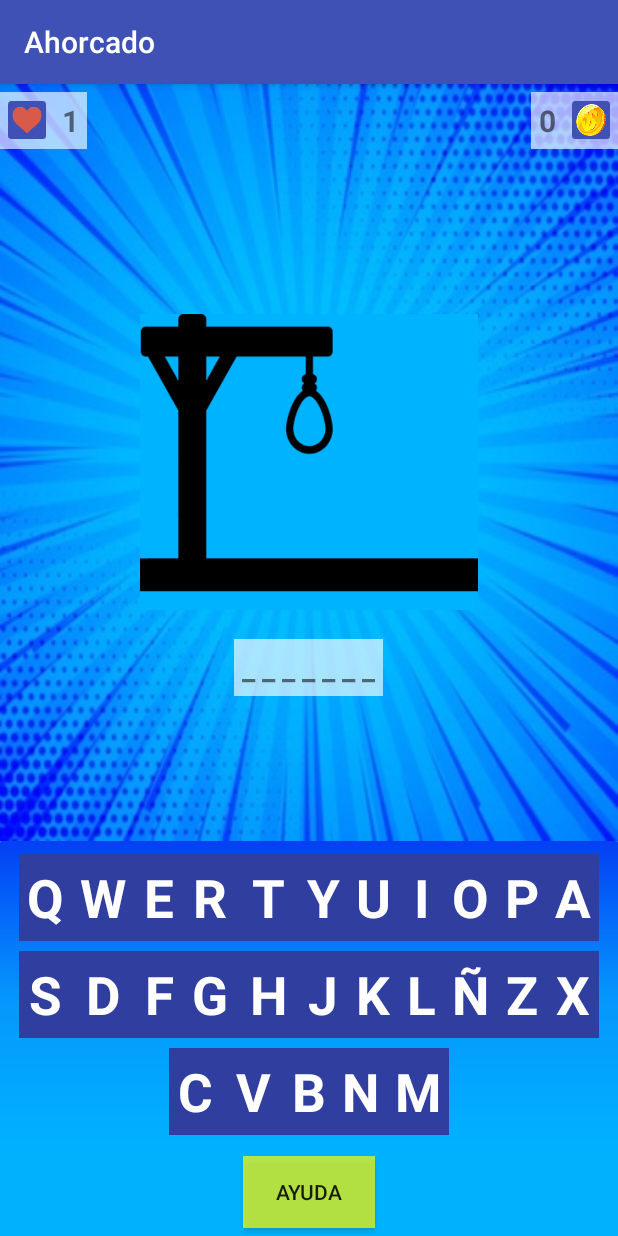
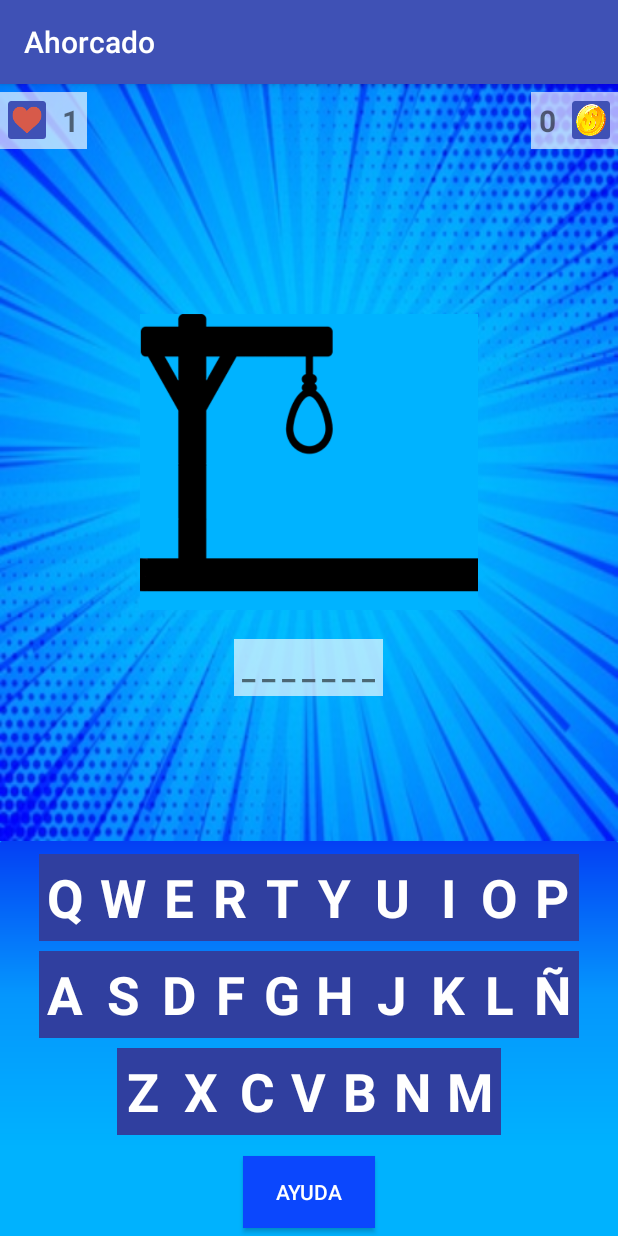
Before and after one commit to PedroJSL/Ahorcado, an Android app: the screen it shows after launch (MainActivity), on a phone screen of 412 x 824 dp. Run offline under Robolectric (Android 15) with nearby library versions, the light colour scheme and no system bars.

Commit message:
Logica casi terminada, layout casi terminado

```diff
--- a/app/src/main/java/com/example/pedro/ahorcado/Biblioteca.java
+++ b/app/src/main/java/com/example/pedro/ahorcado/Biblioteca.java
@@ -10,7 +10,7 @@ import java.util.Iterator;
 public class Biblioteca {
     private static final String[] palabrasString = {"ANDROID"};
     private static final String[] pista = {""};
-    private ArrayList<Palabra> palabras;
+    ArrayList<Palabra> palabras;
 
     public Biblioteca(){
         palabras = new ArrayList<>();
--- a/app/src/main/java/com/example/pedro/ahorcado/MainActivity.java
+++ b/app/src/main/java/com/example/pedro/ahorcado/MainActivity.java
@@ -1,69 +1,82 @@
 package com.example.pedro.ahorcado;
 
+import android.os.Bundle;
 import android.support.v7.app.AppCompatActivity;
-import android.os.Bundle;
 import android.view.Gravity;
 import android.view.View;
+import android.widget.Button;
 import android.widget.ImageView;
 import android.widget.TableLayout;
 import android.widget.TableRow;
 import android.widget.TextView;
 
-public class MainActivity extends AppCompatActivity {
+public class MainActivity extends AppCompatActivity implements View.OnClickListener {
 
-private static final String[] letrasESP = {"Q","W","E","R","T","Y","U","I","O","P","A","S","D","F","G","H","J","K","L","Ñ","Z","X","C","V","B","N","M"};
-TableLayout teclado;
-TextView tvPalabraOculta, tvPuntos;
-ImageView img;
-MotorJuego mj;
+    private static final String[] letrasESP = {"Q", "W", "E", "R", "T", "Y", "U", "I", "O", "P", "A", "S", "D", "F", "G", "H", "J", "K", "L", "Ñ", "Z", "X", "C", "V", "B", "N", "M"};
+    TableLayout teclado;
+    TextView tvVidas;
+    TextView tvPalabraOculta, tvPuntos;
+    ImageView img;
+    MotorJuego mj;
+    Button bAyuda, bSiguientePalabra, bNuevaPartida;
 
     @Override
     protected void onCreate(Bundle savedInstanceState) {
         super.onCreate(savedInstanceState);
         setContentView(R.layout.activity_main);
+
         teclado = findViewById(R.id.teclado);
-        img = findViewById(R.id.horca);
-        tvPuntos = findViewById(R.id.score);
+        img = findViewById(R.id.imgHorca);
+        tvPuntos = findViewById(R.id.tvPuntuacion);
+        tvVidas = findViewById(R.id.tvVidas);
+        tvPalabraOculta = findViewById(R.id.tvPalabraOculta);
+        bAyuda = findViewById(R.id.bAyuda);
+        bAyuda.setOnClickListener(this);
+        bSiguientePalabra = findViewById(R.id.bSiguientePalabra);
+        bSiguientePalabra.setOnClickListener(this);
+        bNuevaPartida = findViewById(R.id.bNuevaPartida);
+        bNuevaPartida.setOnClickListener(this);
+
         crearTeclado();
-        tvPalabraOculta = findViewById(R.id.palabraOculta);
-        mj = new MotorJuego(img,tvPalabraOculta,tvPuntos);
+
+        mj = new MotorJuego(this);
         mj.mostrarPalabraOculta();
     }
 
-    public void pulsarLetra(View v){
+    public void pulsarLetra(View v) {
         TextView aux = (TextView) v;
-        if(aux.getCurrentTextColor()==getResources().getColor(R.color.colorAccent)&&mj.partidaEnCurso) {
+        if (aux.getCurrentTextColor() == getResources().getColor(R.color.colorAccent) && mj.partidaEnCurso) {
             if (mj.descubrirPalabra(aux.getText().toString())) {
                 aux.setTextColor(getResources().getColor(R.color.acierto));
                 mj.mostrarPalabraOculta();
             } else {
-                mj.errores++;
                 mj.setImagen();
                 aux.setTextColor(getResources().getColor(R.color.error));
             }
         }
+
     }
 
-    private void crearTeclado(){
+    private void crearTeclado() {
         TableRow fila = null;
         TextView bLetra;
-        int tvFila = 10;
+        int tvFila = 9;
         int cont = 0;
         int contLetra = 0;
-        while (contLetra< letrasESP.length) {
-            if(cont==0){
+        while (contLetra < letrasESP.length) {
+            if (cont == 0) {
                 fila = new TableRow(this);
                 fila.setGravity(Gravity.CENTER);
-                fila.setLayoutParams(new TableLayout.LayoutParams(TableLayout.LayoutParams.MATCH_PARENT,TableLayout.LayoutParams.MATCH_PARENT));
-                fila.setPadding(5,5,5,5);
+                fila.setLayoutParams(new TableLayout.LayoutParams(TableLayout.LayoutParams.MATCH_PARENT, TableLayout.LayoutParams.MATCH_PARENT));
+                fila.setPadding(5, 5, 5, 5);
                 cont++;
-            }else if(cont>0&&cont<tvFila+2){
-                bLetra = (TextView)getLayoutInflater().inflate(R.layout.textview_abecedario,null);
+            } else if (cont > 0 && cont < (tvFila + 2)) {
+                bLetra = (TextView) getLayoutInflater().inflate(R.layout.textview_abecedario, null);
                 bLetra.setText(letrasESP[contLetra]);
                 fila.addView(bLetra);
                 contLetra++;
                 cont++;
-            }else{
+            } else {
                 teclado.addView(fila);
                 cont = 0;
             }
@@ -71,4 +84,19 @@ MotorJuego mj;
         teclado.addView(fila);
 
     }
+
+    @Override
+    public void onClick(View v) {
+        switch (v.getId()){
+            case R.id.bAyuda:
+                mj.mostrarAyuda();
+                break;
+            case R.id.bSiguientePalabra:
+                mj.iniciarPartida();
+                break;
+            case R.id.bNuevaPartida:
+                mj.iniciarPartida();
+                break;
+        }
+    }
 }
--- a/app/src/main/java/com/example/pedro/ahorcado/MotorJuego.java
+++ b/app/src/main/java/com/example/pedro/ahorcado/MotorJuego.java
@@ -1,27 +1,23 @@
 package com.example.pedro.ahorcado;
 
-import android.widget.ImageView;
-import android.widget.TextView;
+import android.view.View;
 
 public class MotorJuego {
 
-    int[] imagenesError = {R.drawable.fallo_0, R.drawable.fallo_1, R.drawable.fallo_2,
+    private int[] imagenesError = {R.drawable.fallo_0, R.drawable.fallo_1, R.drawable.fallo_2,
             R.drawable.fallo_3, R.drawable.fallo_4, R.drawable.fallo_5, R.drawable.fallo_6};
 
-    Palabra p;
-    Biblioteca b;
-    ImageView img;
-    //Reproductor r;
-    TextView tvPalabraOculta;
-    TextView tvPuntos;
+    private Palabra p;
+    private Biblioteca b;
     boolean partidaEnCurso = false;
-    int errores;
-    int puntuacion;
+    private int errores;
+    private int puntuacion;
+    private int vidas;
+    private MainActivity m;
 
-    public MotorJuego(ImageView img, TextView palabraOculta, TextView tvPuntos) {
-        this.img = img;
-        this.tvPalabraOculta = palabraOculta;
-        this.tvPuntos = tvPuntos;
+    public MotorJuego(MainActivity main) {
+        this.m = main;
+        vidas = Integer.parseInt(m.tvVidas.getText().toString());
         b = new Biblioteca();
         iniciarPartida();
     }
@@ -33,17 +29,18 @@ public class MotorJuego {
                     p.palabraOculta[i] = letra;
                 }
             }
-            if(palabraDescubierta()){
+            if (palabraDescubierta()) {
                 partidaGanada();
             }
             return true;
         }
+        errores++;
         return false;
     }
 
-    public boolean palabraDescubierta() {
+    private boolean palabraDescubierta() {
         for (int i = 0; i < p.palabraLetraALetra.length; i++) {
-            if (p.palabraLetraALetra[i].equals(p.palabraOculta[i])) {
+            if (!p.palabraLetraALetra[i].equals(p.palabraOculta[i])) {
                 return false;
             }
         }
@@ -56,19 +53,35 @@ public class MotorJuego {
             if (errores == 6) {
                 partidaPerdida();
             }
-            img.setImageResource(imagenesError[errores]);
+            m.img.setImageResource(imagenesError[errores]);
         }
     }
 
-    public void partidaPerdida() {
+    private void partidaPerdida() {
         partidaEnCurso = false;
+        vidas -= 1;
+        m.tvVidas.setText(String.valueOf(vidas));
+        m.bAyuda.setVisibility(View.GONE);
+        if (vidas <= 0) {
+            finJuego();
+        }else{
+            m.bSiguientePalabra.setVisibility(View.VISIBLE);
+        }
 
     }
 
-    public void partidaGanada() {
+    private void partidaGanada() {
         puntuacion += 100;
         partidaEnCurso = false;
-        setPuntuacion();
+        m.tvPuntos.setText(String.valueOf(puntuacion));
+        if(!b.palabras.isEmpty()){
+            m.bAyuda.setVisibility(View.GONE);
+            m.bSiguientePalabra.setVisibility(View.VISIBLE);
+        }else{
+            m.bAyuda.setVisibility(View.GONE);
+            m.bNuevaPartida.setVisibility(View.VISIBLE);
+        }
+
     }
 
     public void iniciarPartida() {
@@ -79,12 +92,17 @@ public class MotorJuego {
     }
 
     public void mostrarPalabraOculta() {
-        tvPalabraOculta.setText(p.getPalabraOculta());
-    }
-
-    public void setPuntuacion() {
-        tvPuntos.setText(puntuacion);
+        m.tvPalabraOculta.setText(p.getPalabraOculta());
     }
 
 
+    public void mostrarAyuda() {
+    }
+
+    public void nuevaPartida() {
+    }
+
+    private void finJuego() {
+        m.bNuevaPartida.setVisibility(View.VISIBLE);
+    }
 }
--- a/app/src/main/res/layout/activity_main.xml
+++ b/app/src/main/res/layout/activity_main.xml
@@ -23,7 +23,7 @@
                 style="@style/imgIconStyle" />
 
             <TextView
-                android:id="@+id/tvLifes"
+                android:id="@+id/tvVidas"
                 android:text="1"
                 style="@style/textviewStyle" />
         </LinearLayout>
@@ -33,7 +33,7 @@
             android:layout_alignParentEnd="true"
             style="@style/fondoLabel">
             <TextView
-                android:id="@+id/score"
+                android:id="@+id/tvPuntuacion"
                 android:text="0"
                 style="@style/textviewStyle"/>
             <ImageView
@@ -42,7 +42,7 @@
         </LinearLayout>
 
         <ImageView
-            android:id="@+id/horca"
+            android:id="@+id/imgHorca"
             android:scaleType="fitCenter"
             android:src="@drawable/fallo_0"
             android:layout_centerInParent="true"
@@ -50,13 +50,13 @@
             android:layout_height="225dp"/>
 
         <TextView
-            android:id="@+id/palabraOculta"
+            android:id="@+id/tvPalabraOculta"
             android:background="@color/fondoTransparencia"
             android:layout_gravity="center_horizontal"
             android:textSize="20sp"
             android:padding="5dp"
             android:layout_centerInParent="true"
-            android:layout_below="@+id/horca"
+            android:layout_below="@+id/imgHorca"
             android:layout_width="wrap_content"
             android:layout_height="wrap_content"
             style="@style/textviewStyle"/>
@@ -74,10 +74,38 @@
     </TableLayout>
 
     <Button
-        android:background="#B2FFFF00"
+        android:id="@+id/bAyuda"
         android:text="@string/ayuda"
+        android:background="#0b47fd"
         android:layout_margin="5dp"
+        android:textColor="@color/colorAccent"
         android:layout_gravity="center"
         android:layout_width="wrap_content"
         android:layout_height="wrap_content" />
+
+    <Button
+        android:id="@+id/bSiguientePalabra"
+        android:text="@string/continuar"
+        android:background="#0b47fd"
+        android:layout_margin="5dp"
+        android:textColor="@color/colorAccent"
+        android:layout_gravity="center"
+        android:layout_width="wrap_content"
+        android:layout_height="wrap_content"
+        android:visibility="gone"/>
+
+    <Button
+        android:id="@+id/bNuevaPartida"
+        android:text="@string/nueva_partida"
+        android:background="#0b47fd"
+        android:layout_margin="5dp"
+        android:textColor="@color/colorAccent"
+        android:layout_gravity="center"
+        android:layout_width="wrap_content"
+        android:layout_height="wrap_content"
+        android:visibility="gone"/>
+
+
+
+
 </LinearLayout>
--- a/app/src/main/res/values/strings.xml
+++ b/app/src/main/res/values/strings.xml
@@ -1,4 +1,6 @@
 <resources>
     <string name="app_name">Ahorcado</string>
     <string name="ayuda">Ayuda</string>
+    <string name="continuar">Continuar</string>
+    <string name="nueva_partida">Nueva Partida</string>
 </resources>
```
